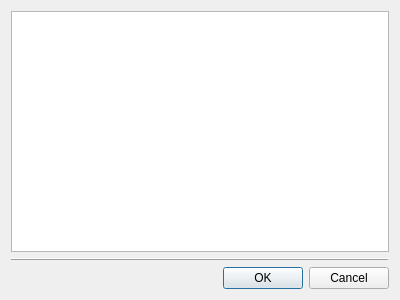
The window that qt/lc_qeditgroupsdialog.ui (ldraw-linux/leocad) describes before a commit, drawn with Qt 5.
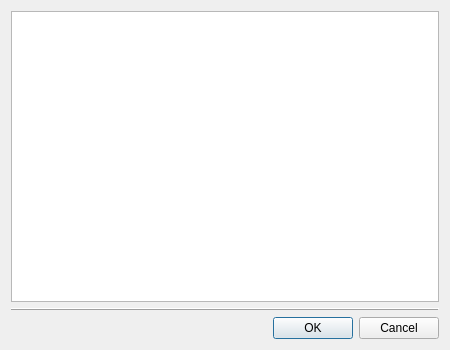
The same window after the commit.

Diff of the .ui file:
```diff
--- a/qt/lc_qeditgroupsdialog.ui
+++ b/qt/lc_qeditgroupsdialog.ui
@@ -6,8 +6,8 @@
    <rect>
     <x>0</x>
     <y>0</y>
-    <width>400</width>
-    <height>300</height>
+    <width>450</width>
+    <height>350</height>
    </rect>
   </property>
   <property name="windowTitle">
```
Left out of the diff: 3 changed lines with no effect on the pictures.
